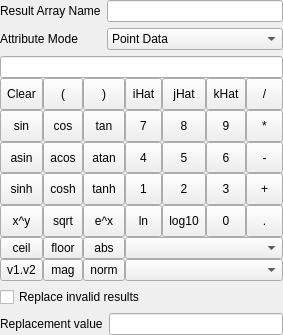
Qt form Qt/Components/Resources/UI/pqCalculatorPanel.ui (wildmichael/ParaView3-enhancements-old) before a commit.
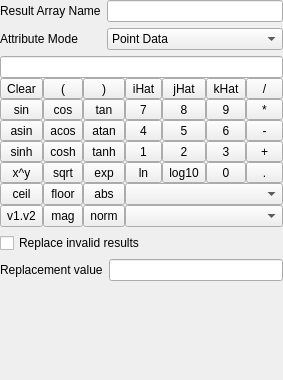
The same form after that commit.

Commit message: ENH:  More calculator panel updates.

What changed in the file:
```diff
--- a/Qt/Components/Resources/UI/pqCalculatorPanel.ui
+++ b/Qt/Components/Resources/UI/pqCalculatorPanel.ui
@@ -9,7 +9,7 @@
     <x>0</x>
     <y>0</y>
     <width>283</width>
-    <height>335</height>
+    <height>380</height>
    </rect>
   </property>
   <property name="windowTitle" >
@@ -436,7 +436,7 @@
         </sizepolicy>
        </property>
        <property name="text" >
-        <string>e^x</string>
+        <string>exp</string>
        </property>
       </widget>
      </item>
@@ -724,6 +724,19 @@
      </item>
     </layout>
    </item>
+   <item>
+    <spacer>
+     <property name="orientation" >
+      <enum>Qt::Vertical</enum>
+     </property>
+     <property name="sizeHint" >
+      <size>
+       <width>20</width>
+       <height>40</height>
+      </size>
+     </property>
+    </spacer>
+   </item>
   </layout>
  </widget>
  <pixmapfunction></pixmapfunction>
```
Left out of the diff: 17 changed lines with no effect on the pictures. The commit also changes 3 other files.
